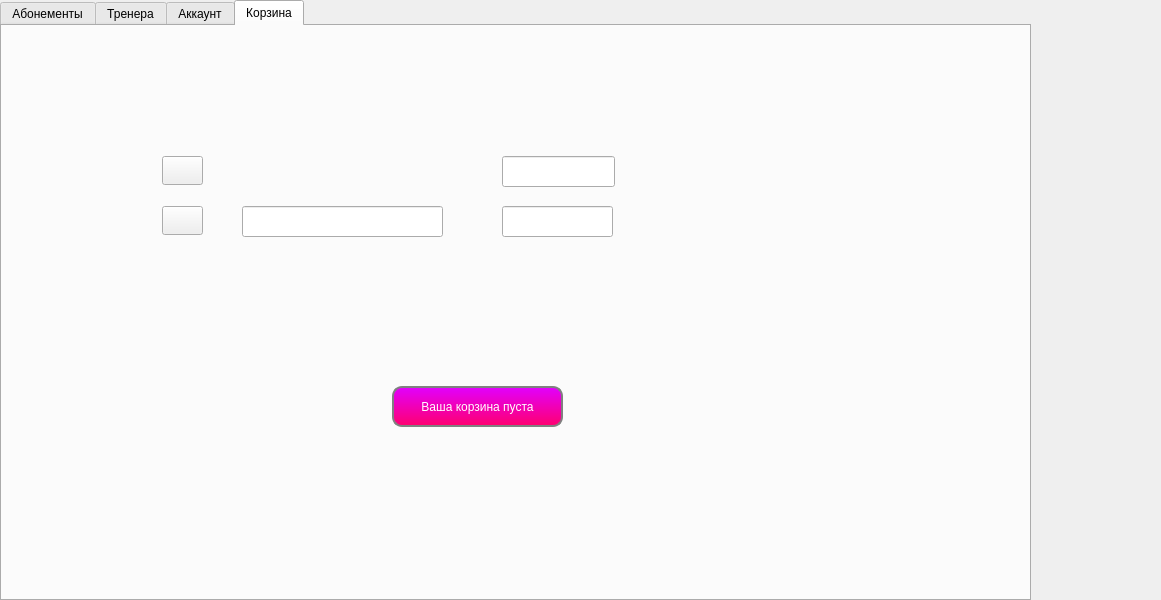
Old version of the form FINTESS_CENTRE/mainwindow.ui in the repository bartem1us/Fitness_Centre.
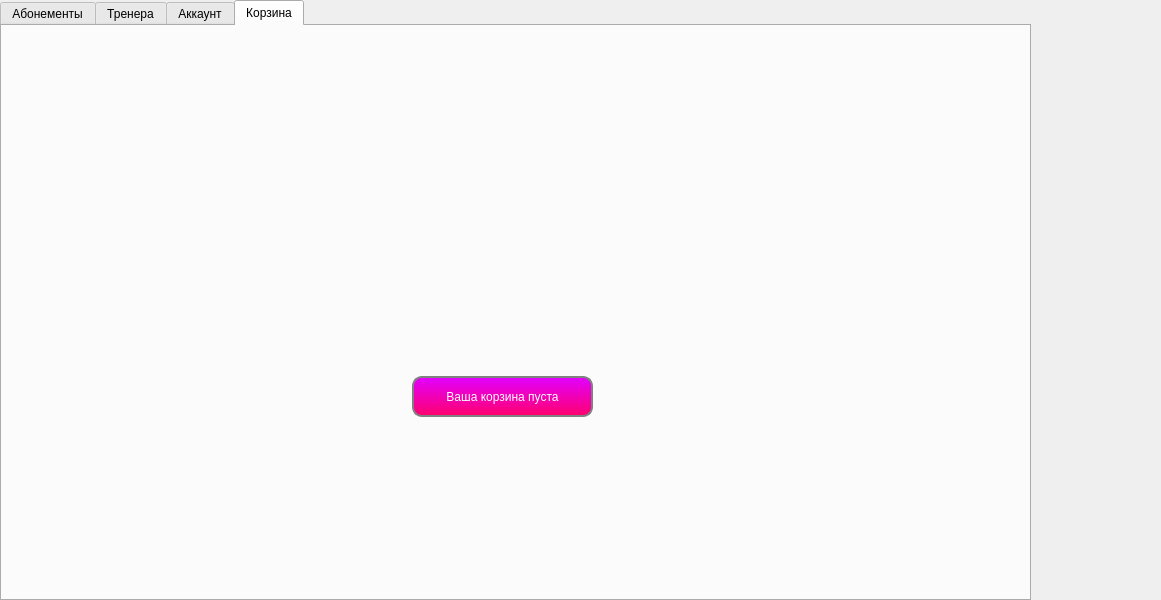
New version of the form. The open tabs and pages were chosen to show the change. Icons and pictures are not drawn.

Commit message: Logic for button add

The edit to the form file:
```diff
--- a/FINTESS_CENTRE/mainwindow.ui
+++ b/FINTESS_CENTRE/mainwindow.ui
@@ -1282,65 +1282,9 @@
      <widget class="QPushButton" name="pushButton_2">
       <property name="geometry">
        <rect>
-        <x>160</x>
-        <y>130</y>
-        <width>41</width>
-        <height>29</height>
-       </rect>
-      </property>
-      <property name="text">
-       <string/>
-      </property>
-     </widget>
-     <widget class="QPushButton" name="pushButton">
-      <property name="geometry">
-       <rect>
-        <x>160</x>
-        <y>180</y>
-        <width>41</width>
-        <height>29</height>
-       </rect>
-      </property>
-      <property name="text">
-       <string/>
-      </property>
-     </widget>
-     <widget class="QLineEdit" name="lineEdit_15">
-      <property name="geometry">
-       <rect>
-        <x>240</x>
-        <y>180</y>
-        <width>201</width>
-        <height>31</height>
-       </rect>
-      </property>
-     </widget>
-     <widget class="QLineEdit" name="lineEdit_14">
-      <property name="geometry">
-       <rect>
-        <x>500</x>
-        <y>130</y>
-        <width>113</width>
-        <height>31</height>
-       </rect>
-      </property>
-     </widget>
-     <widget class="QLineEdit" name="lineEdit_16">
-      <property name="geometry">
-       <rect>
-        <x>500</x>
-        <y>180</y>
-        <width>111</width>
-        <height>31</height>
-       </rect>
-      </property>
-     </widget>
-     <widget class="QPushButton" name="pushButton_3">
-      <property name="geometry">
-       <rect>
-        <x>390</x>
-        <y>360</y>
-        <width>171</width>
+        <x>410</x>
+        <y>350</y>
+        <width>181</width>
         <height>41</height>
        </rect>
       </property>
```
Left out of the diff: 30 changed lines with no effect on the pictures. The commit also changes 27 other files.
